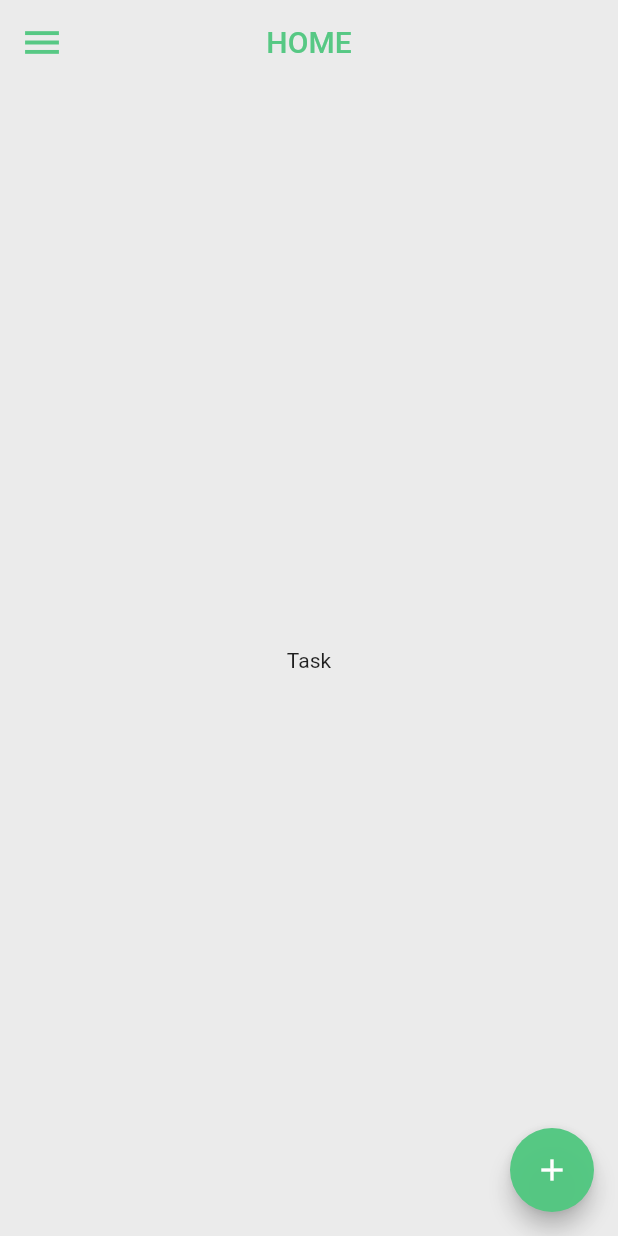
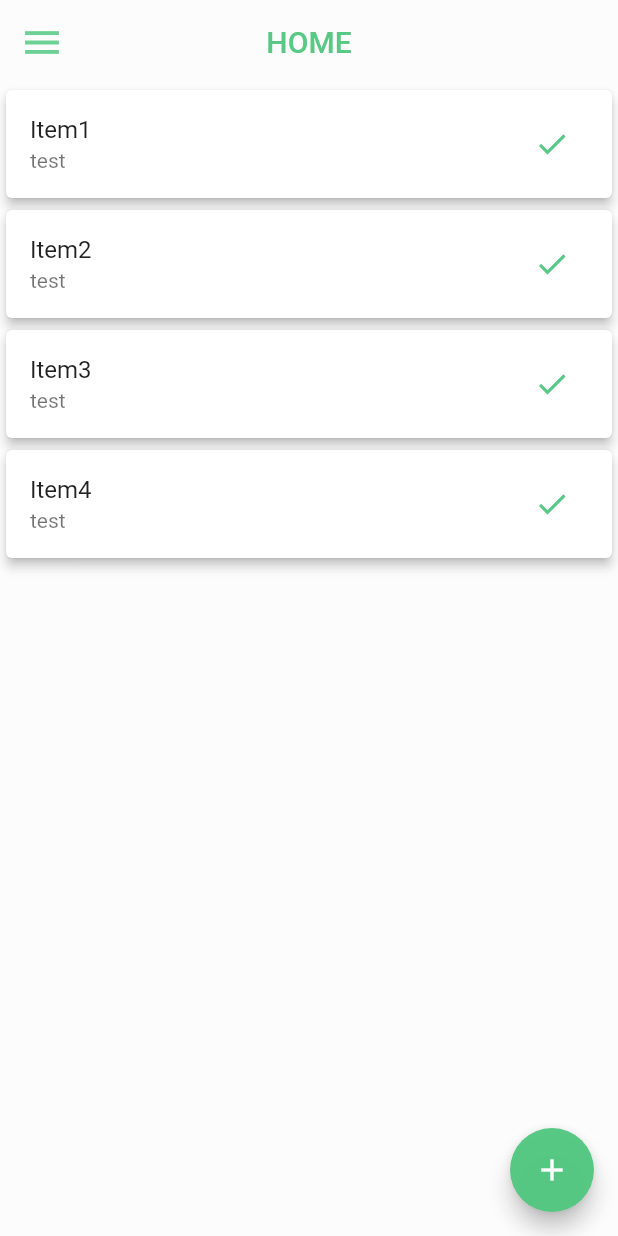
Before and after one commit to MoizesFSantos/To-Do_APP, a Flutter app: the screen it shows after launch, on a phone screen of 412 x 824 dp. Run offline on Flutter 3.47's test engine with Material 2 defaults, Android fonts, the phone set to English and light mode, and no system bars.

Commit message:
feat: add listbuilder with the tasks

```diff
--- a/lib/screen/home.dart
+++ b/lib/screen/home.dart
@@ -1,4 +1,7 @@
+// ignore_for_file: deprecated_member_use, prefer_collection_literals
+
 import 'package:flutter/material.dart';
+import 'package:to_do/components/task_component.dart';
 
 class Home extends StatefulWidget {
   const Home({Key? key}) : super(key: key);
@@ -8,18 +11,30 @@ class Home extends StatefulWidget {
 }
 
 class _HomeState extends State<Home> {
+  var todos = [];
+  String input = "";
+
+  @override
+  void initState() {
+    super.initState();
+    todos.add('Item1');
+    todos.add('Item2');
+    todos.add('Item3');
+    todos.add('Item4');
+  }
+
   @override
   Widget build(BuildContext context) {
     return Scaffold(
-      backgroundColor: const Color.fromARGB(230, 233, 233, 233),
-      drawer: Drawer(),
+      backgroundColor: const Color.fromARGB(230, 253, 252, 252),
+      drawer: const Drawer(),
       appBar: AppBar(
         leading: Builder(
           builder: (BuildContext context) {
             return IconButton(
               icon: const Icon(
                 Icons.menu,
-                color: Color.fromARGB(246, 81, 199, 128),
+                color: Color.fromARGB(213, 81, 199, 128),
                 size: 30,
               ),
               onPressed: () {
@@ -36,14 +51,59 @@ class _HomeState extends State<Home> {
         backgroundColor: Colors.transparent,
         elevation: 0.0,
       ),
-      body: const Center(
-        child: SingleChildScrollView(
-          child: Text('Task'),
-        ),
-      ),
+      body: ListView.builder(
+          itemCount: todos.length,
+          itemBuilder: (BuildContext context, int index) {
+            return Dismissible(
+              key: Key(todos[index]),
+              child: Card(
+                elevation: 3,
+                child: ListTile(
+                  title: Text(todos[index]),
+                  subtitle: const Text('test'),
+                  trailing: IconButton(
+                    icon: const Icon(
+                      Icons.check,
+                      color: Color.fromARGB(246, 81, 199, 128),
+                    ),
+                    onPressed: () {
+                      setState(() {
+                        todos.removeAt(index);
+                      });
+                    },
+                  ),
+                ),
+              ),
+            );
+          }),
       floatingActionButton: FloatingActionButton(
         backgroundColor: const Color.fromARGB(246, 81, 199, 128),
-        onPressed: () => {},
+        onPressed: () => {
+          showDialog(
+            context: context,
+            builder: (BuildContext context) {
+              return AlertDialog(
+                title: const Text('New Task'),
+                content: TextField(
+                  onChanged: (String value) {
+                    input = value;
+                  },
+                ),
+                actions: <Widget>[
+                  FlatButton(
+                    onPressed: () {
+                      setState(() {
+                        todos.add(input);
+                      });
+                      Navigator.of(context).pop();
+                    },
+                    child: const Text('Add'),
+                  )
+                ],
+              );
+            },
+          )
+        },
         tooltip: 'Increment',
         child: const Icon(Icons.add),
       ),
```
Also changed, not shown: lib/components/task_component.dart (added, +61 -0 lines).
